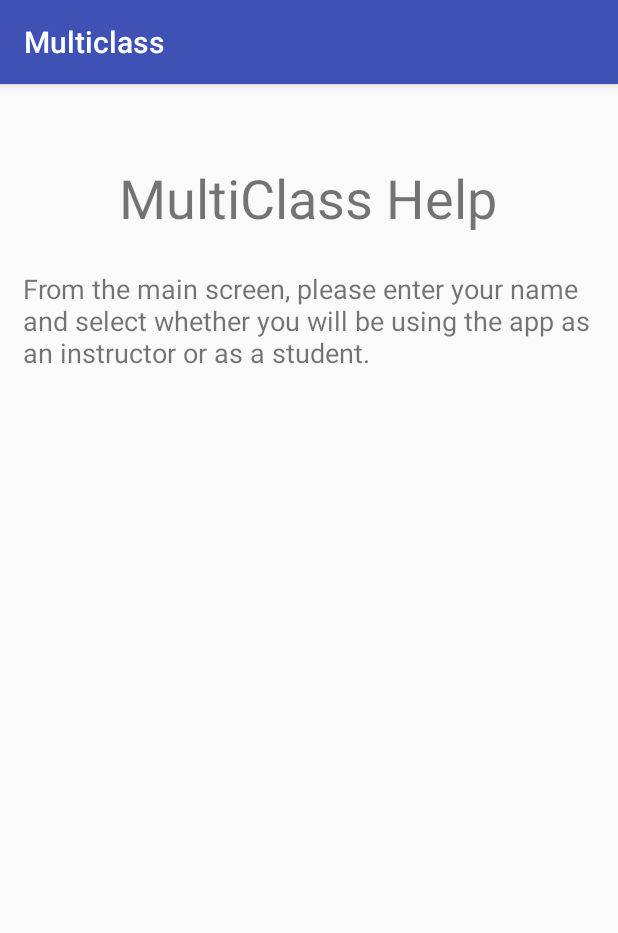
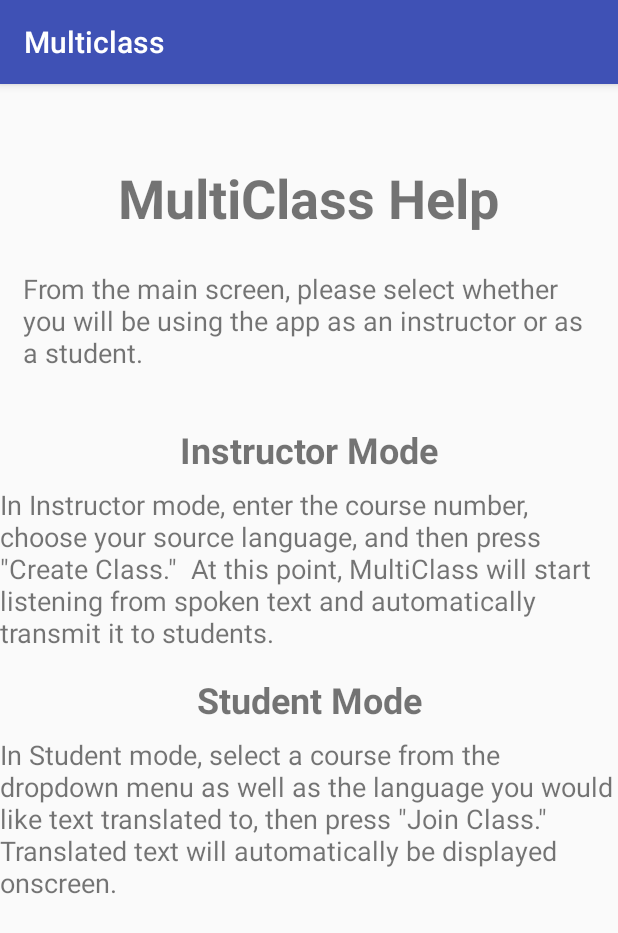
Before and after one commit to drsutherin/ceg-4410group3, an Android app: the Help screen opened directly, with no data from a screen before it, on a phone screen of 412 x 824 dp. Shown: the top 933 px of the screen. Run offline under Robolectric (Android 15) with nearby library versions, the phone set to English and light mode, and no system bars.

Commit message:
Updates Help screen

```diff
--- a/app/src/main/res/layout/activity_help.xml
+++ b/app/src/main/res/layout/activity_help.xml
@@ -13,6 +13,7 @@
         android:layout_marginTop="32dp"
         android:text="MultiClass Help"
         android:textSize="36sp"
+        android:textStyle="bold"
         app:layout_constraintBottom_toBottomOf="parent"
         app:layout_constraintHorizontal_bias="0.496"
         app:layout_constraintLeft_toLeftOf="parent"
@@ -25,9 +26,56 @@
         android:layout_width="382dp"
         android:layout_height="87dp"
         android:layout_marginTop="24dp"
-        android:text="From the main screen, please enter your name and select whether you will be using the app as an instructor or as a student."
+        android:text="From the main screen, please select whether you will be using the app as an instructor or as a student."
         android:textSize="18sp"
         app:layout_constraintLeft_toLeftOf="parent"
         app:layout_constraintRight_toRightOf="parent"
         app:layout_constraintTop_toBottomOf="@+id/textView2" />
+
+    <TextView
+        android:id="@+id/textView10"
+        android:layout_width="wrap_content"
+        android:layout_height="wrap_content"
+        android:layout_marginTop="16dp"
+        android:text="Instructor Mode"
+        android:textSize="24sp"
+        android:textStyle="bold"
+        app:layout_constraintLeft_toLeftOf="parent"
+        app:layout_constraintRight_toRightOf="parent"
+        app:layout_constraintTop_toBottomOf="@+id/textView3" />
+
+    <TextView
+        android:id="@+id/textView12"
+        android:layout_width="wrap_content"
+        android:layout_height="wrap_content"
+        android:layout_marginTop="8dp"
+        android:text='In Instructor mode, enter the course number, choose your source language, and then press "Create Class."  At this point, MultiClass will start listening from spoken text and automatically transmit it to students.'
+        android:textSize="18sp"
+        app:layout_constraintLeft_toLeftOf="parent"
+        app:layout_constraintRight_toRightOf="parent"
+        app:layout_constraintStart_toStartOf="parent"
+        app:layout_constraintTop_toBottomOf="@+id/textView10" />
+
+    <TextView
+        android:id="@+id/textView13"
+        android:layout_width="wrap_content"
+        android:layout_height="wrap_content"
+        android:layout_marginTop="16dp"
+        android:text="Student Mode"
+        android:textSize="24sp"
+        android:textStyle="bold"
+        app:layout_constraintLeft_toLeftOf="parent"
+        app:layout_constraintRight_toRightOf="parent"
+        app:layout_constraintTop_toBottomOf="@+id/textView12" />
+
+    <TextView
+        android:id="@+id/textView14"
+        android:layout_width="wrap_content"
+        android:layout_height="wrap_content"
+        android:layout_marginTop="8dp"
+        android:text='In Student mode, select a course from the dropdown menu as well as the language you would like text translated to, then press "Join Class." Translated text will automatically be displayed onscreen.'
+        android:textSize="18sp"
+        app:layout_constraintLeft_toLeftOf="parent"
+        app:layout_constraintRight_toRightOf="parent"
+        app:layout_constraintTop_toBottomOf="@+id/textView13" />
 </android.support.constraint.ConstraintLayout>
--- a/app/src/main/res/layout/activity_main.xml
+++ b/app/src/main/res/layout/activity_main.xml
@@ -37,7 +37,10 @@
         android:id="@+id/imageView2"
         android:layout_width="0dp"
         android:layout_height="200dp"
-        android:layout_marginTop="8dp"
+        android:layout_marginTop="32dp"
+        android:adjustViewBounds="false"
+        android:cropToPadding="false"
+        android:scaleType="fitCenter"
         app:layout_constraintHorizontal_bias="0.0"
         app:layout_constraintLeft_toLeftOf="parent"
         app:layout_constraintRight_toRightOf="parent"
```
Also changed, not shown: app/src/main/res/drawable/multiclass_logo_4.png, 4 other files.
